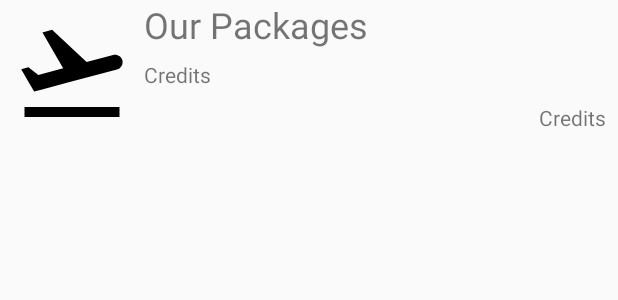
After one commit to JoseGeorges8/trivelApp, an Android app: the layout package_item.xml on its own in the app's theme, with its tools: preview values and no code run, on a phone screen of 412 x 824 dp. The commit adds this screen. Shown: the top 300 px of the screen. Run offline under Robolectric (Android 15) with nearby library versions, the light colour scheme and no system bars.

Commit message:
#2 Made a simple template of how items in the recyclerView (packages) are going to me shown. might need some work and is missing real info

```diff
--- /dev/null
+++ b/app/src/main/res/layout/package_item.xml
@@ -0,0 +1,44 @@
+<?xml version="1.0" encoding="utf-8"?>
+<RelativeLayout
+    xmlns:android="http://schemas.android.com/apk/res/android"
+    android:layout_width="match_parent"
+    android:layout_height="@dimen/package_item_height">
+
+    <ImageView
+        android:id="@+id/package_icon"
+        android:layout_margin="@dimen/icon_margin"
+        android:layout_width="@dimen/icon_width"
+        android:layout_height="@dimen/icon_height"
+        android:src="@drawable/ic_flight_takeoff_black_24dp"/>
+
+    <TextView
+        android:id="@+id/package_title"
+        android:layout_width="wrap_content"
+        android:layout_height="wrap_content"
+        android:layout_alignParentTop="true"
+        android:layout_toEndOf="@+id/package_icon"
+        android:layout_toRightOf="@+id/package_icon"
+        android:text="@string/our_packages"
+        android:textSize="@dimen/title_size"/>
+
+    <TextView
+        android:id="@+id/package_price"
+        android:layout_marginRight="@dimen/icon_margin"
+        android:layout_width="wrap_content"
+        android:layout_height="wrap_content"
+        android:layout_alignBottom="@+id/package_icon"
+        android:layout_alignParentEnd="true"
+        android:layout_alignParentRight="true"
+        android:text="@string/credits" />
+
+    <TextView
+        android:id="@+id/package_description"
+        android:layout_width="wrap_content"
+        android:layout_height="wrap_content"
+        android:layout_centerVertical="true"
+        android:ellipsize="end"
+        android:maxLines="2"
+        android:layout_toEndOf="@+id/package_icon"
+        android:layout_toRightOf="@+id/package_icon"
+        android:text="@string/credits" />
+</RelativeLayout>
--- a/app/src/main/res/values/dimens.xml
+++ b/app/src/main/res/values/dimens.xml
@@ -5,4 +5,11 @@
     <dimen name="nav_header_vertical_spacing">8dp</dimen>
     <dimen name="nav_header_height">176dp</dimen>
     <dimen name="fab_margin">16dp</dimen>
+
+    <!-- Dimensions for each item inside the recyclerView-->
+    <dimen name="icon_width">80dp</dimen>
+    <dimen name="icon_height">80dp</dimen>
+    <dimen name="icon_margin">8dp</dimen>
+    <dimen name="package_item_height">100dp</dimen>
+    <dimen name="title_size">24sp</dimen>
 </resources>
```
